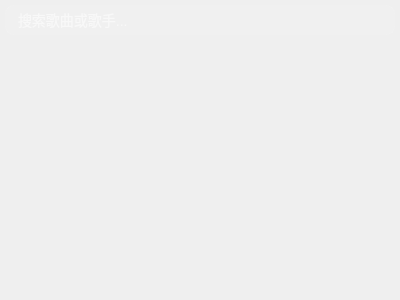
healy-hub/Qt-Project---MusicPlayer, file musicplaylist.ui: the form before one commit.
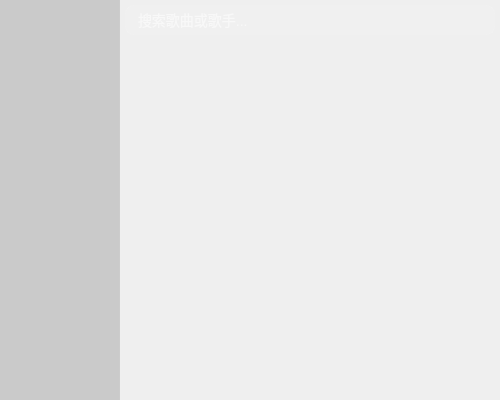
The form after the commit.

Patch:
```diff
--- a/musicplaylist.ui
+++ b/musicplaylist.ui
@@ -6,14 +6,14 @@
    <rect>
     <x>0</x>
     <y>0</y>
-    <width>400</width>
-    <height>300</height>
+    <width>500</width>
+    <height>400</height>
    </rect>
   </property>
   <property name="windowTitle">
    <string>Form</string>
   </property>
-  <layout class="QVBoxLayout" name="verticalLayout_2">
+  <layout class="QHBoxLayout" name="horizontalLayout">
    <property name="spacing">
     <number>0</number>
    </property>
@@ -30,6 +30,50 @@
     <number>0</number>
    </property>
    <item>
+    <widget class="QListWidget" name="sidebar">
+     <property name="minimumSize">
+      <size>
+       <width>120</width>
+       <height>0</height>
+      </size>
+     </property>
+     <property name="maximumSize">
+      <size>
+       <width>120</width>
+       <height>16777215</height>
+      </size>
+     </property>
+     <property name="styleSheet">
+      <string notr="true">QListWidget {
+    background-color: rgba(0, 0, 0, 40);
+    border: none;
+    border-right: 1px solid rgba(255, 255, 255, 10);
+    outline: none;
+    padding-top: 10px;
+}
+QListWidget::item {
+    color: rgba(255, 255, 255, 180);
+    height: 40px;
+    padding-left: 15px;
+    border: none;
+}
+QListWidget::item:selected {
+    background-color: rgba(255, 255, 255, 20);
+    color: white;
+    border-left: 3px solid #FF4040;
+}
+QListWidget::item:hover {
+    background-color: rgba(255, 255, 255, 10);
+}</string>
+     </property>
+    </widget>
+   </item>
+   <item>
+    <layout class="QVBoxLayout" name="verticalLayout">
+     <property name="spacing">
+      <number>0</number>
+     </property>
+     <item>
     <widget class="QLineEdit" name="searchLineEdit">
      <property name="minimumSize">
       <size>
@@ -80,6 +124,8 @@
       <bool>true</bool>
      </property>
     </widget>
+     </item>
+    </layout>
    </item>
   </layout>
  </widget>
```
Lines whose indentation alone changed are shown as unchanged.
